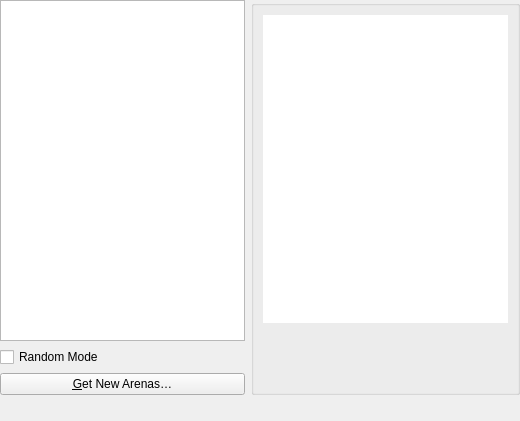
This is src/config/arenaselector.ui in KDE/granatier as Qt 5 draws it before an edit. The edited form follows.
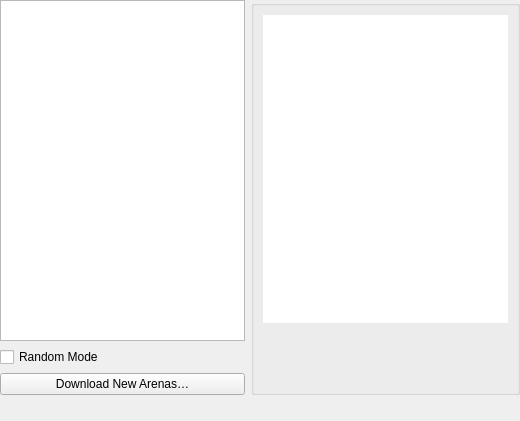
This is the edited form.

Commit message: Arena selection UI: follow KNewStuff guideline for labelling the button

```diff
--- a/src/config/arenaselector.ui
+++ b/src/config/arenaselector.ui
@@ -40,7 +40,7 @@
        <item>
         <widget class="QPushButton" name="getNewButton">
          <property name="text">
-          <string>&amp;Get New Arenas…</string>
+          <string>Download New Arenas…</string>
          </property>
         </widget>
        </item>
```
